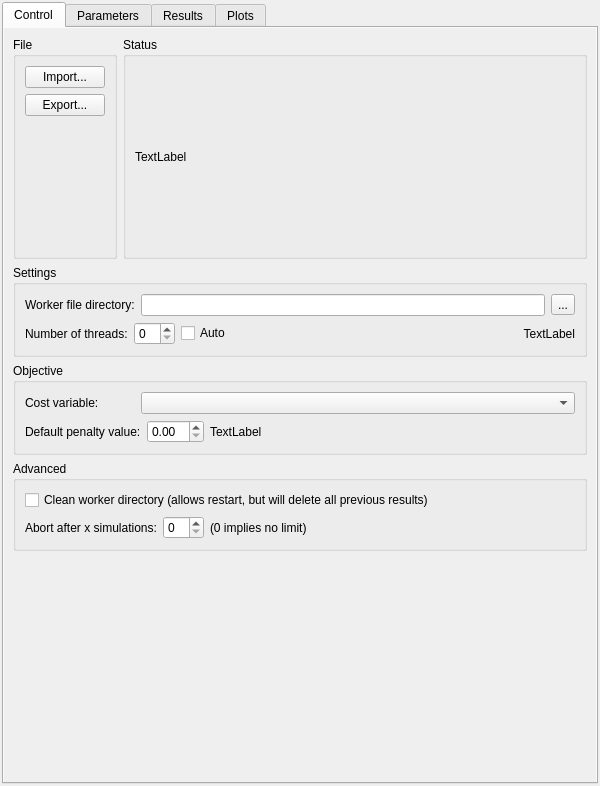
First picture: the form in designer/shared/advancedposition.ui, repository DTOcean/dtocean-app, before the edit.
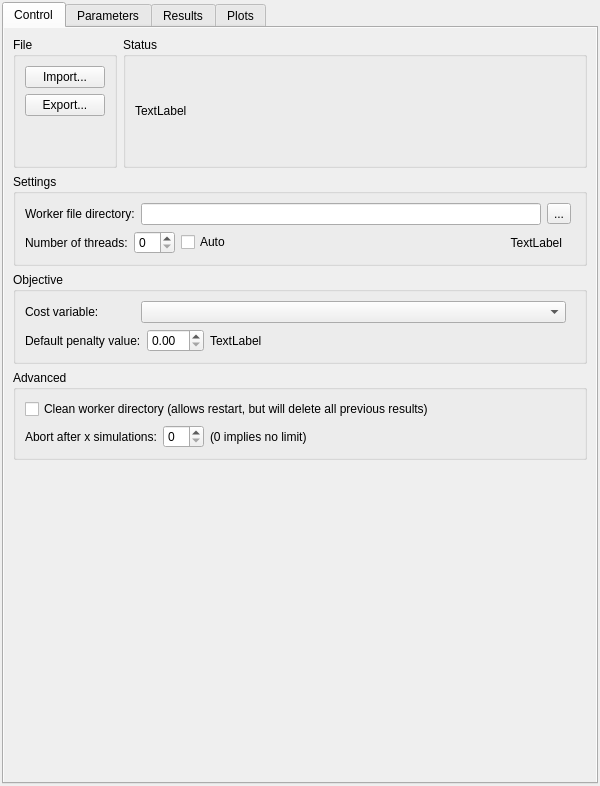
Second picture: the form after the edit.

Commit message: Try to deal with very wide screens by limiting how far things can expand

```diff
--- a/designer/shared/advancedposition.ui
+++ b/designer/shared/advancedposition.ui
@@ -84,6 +84,9 @@
               <property name="orientation">
                <enum>Qt::Vertical</enum>
               </property>
+              <property name="sizeType">
+               <enum>QSizePolicy::Preferred</enum>
+              </property>
               <property name="sizeHint" stdset="0">
                <size>
                 <width>20</width>
@@ -135,7 +138,7 @@
          </property>
          <layout class="QVBoxLayout" name="verticalLayout_4">
           <item>
-           <layout class="QHBoxLayout" name="horizontalLayout_2">
+           <layout class="QHBoxLayout" name="horizontalLayout_2" stretch="0,1,0,0">
             <item>
              <widget class="QLabel" name="workdirLabel">
               <property name="sizePolicy">
@@ -160,6 +163,12 @@
                 <verstretch>0</verstretch>
                </sizepolicy>
               </property>
+              <property name="maximumSize">
+               <size>
+                <width>400</width>
+                <height>16777215</height>
+               </size>
+              </property>
              </widget>
             </item>
             <item>
@@ -169,10 +178,23 @@
               </property>
              </widget>
             </item>
+            <item>
+             <spacer name="horizontalSpacer_9">
+              <property name="orientation">
+               <enum>Qt::Horizontal</enum>
+              </property>
+              <property name="sizeHint" stdset="0">
+               <size>
+                <width>1</width>
+                <height>20</height>
+               </size>
+              </property>
+             </spacer>
+            </item>
            </layout>
           </item>
           <item>
-           <layout class="QHBoxLayout" name="horizontalLayout_3">
+           <layout class="QHBoxLayout" name="horizontalLayout_3" stretch="0,0,0,1,0">
             <item>
              <widget class="QLabel" name="nThreadLabel">
               <property name="sizePolicy">
@@ -212,21 +234,23 @@
               </property>
              </widget>
             </item>
-            <item>
-             <spacer name="horizontalSpacer">
-              <property name="orientation">
-               <enum>Qt::Horizontal</enum>
-              </property>
-              <property name="sizeHint" stdset="0">
-               <size>
-                <width>40</width>
-                <height>20</height>
-               </size>
-              </property>
-             </spacer>
-            </item>
             <item>
              <widget class="QLabel" name="threadInfoLabel">
+              <property name="sizePolicy">
+               <sizepolicy hsizetype="Expanding" vsizetype="Preferred">
+                <horstretch>0</horstretch>
+                <verstretch>0</verstretch>
+               </sizepolicy>
+              </property>
+              <property name="maximumSize">
+               <size>
+                <width>325</width>
+                <height>16777215</height>
+               </size>
+              </property>
+              <property name="layoutDirection">
+               <enum>Qt::RightToLeft</enum>
+              </property>
               <property name="text">
                <string>TextLabel</string>
               </property>
@@ -235,6 +259,19 @@
               </property>
              </widget>
             </item>
+            <item>
+             <spacer name="horizontalSpacer_11">
+              <property name="orientation">
+               <enum>Qt::Horizontal</enum>
+              </property>
+              <property name="sizeHint" stdset="0">
+               <size>
+                <width>1</width>
+                <height>20</height>
+               </size>
+              </property>
+             </spacer>
+            </item>
            </layout>
           </item>
          </layout>
@@ -247,7 +284,7 @@
          </property>
          <layout class="QVBoxLayout" name="verticalLayout_5">
           <item>
-           <layout class="QHBoxLayout" name="horizontalLayout_4">
+           <layout class="QHBoxLayout" name="horizontalLayout_4" stretch="0,1,0">
             <item>
              <widget class="QLabel" name="costVarLabel">
               <property name="minimumSize">
@@ -275,8 +312,27 @@
                 <verstretch>0</verstretch>
                </sizepolicy>
               </property>
+              <property name="maximumSize">
+               <size>
+                <width>425</width>
+                <height>16777215</height>
+               </size>
+              </property>
              </widget>
             </item>
+            <item>
+             <spacer name="horizontalSpacer_10">
+              <property name="orientation">
+               <enum>Qt::Horizontal</enum>
+              </property>
+              <property name="sizeHint" stdset="0">
+               <size>
+                <width>1</width>
+                <height>20</height>
+               </size>
+              </property>
+             </spacer>
+            </item>
            </layout>
           </item>
           <item>
```
Left out of the diff: 69 changed lines with no effect on the pictures. Lines whose indentation alone changed are shown as unchanged.
